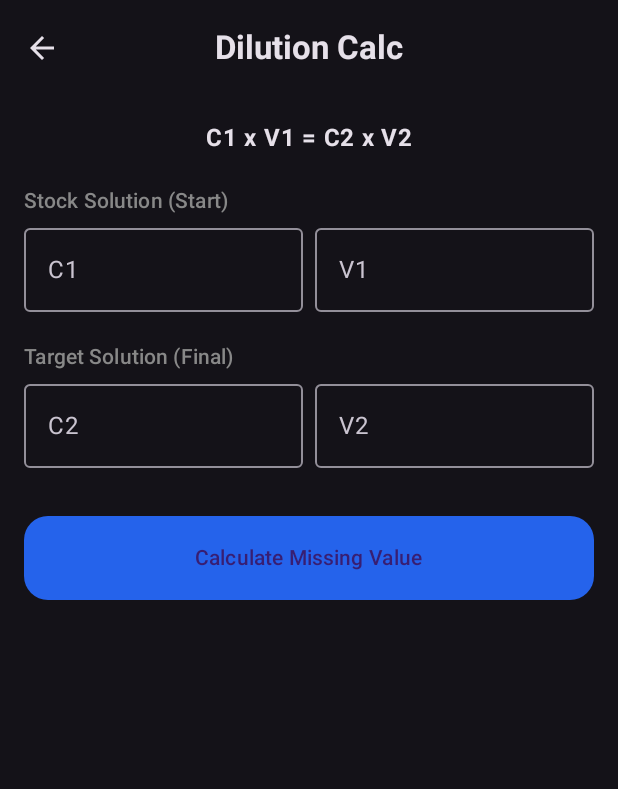
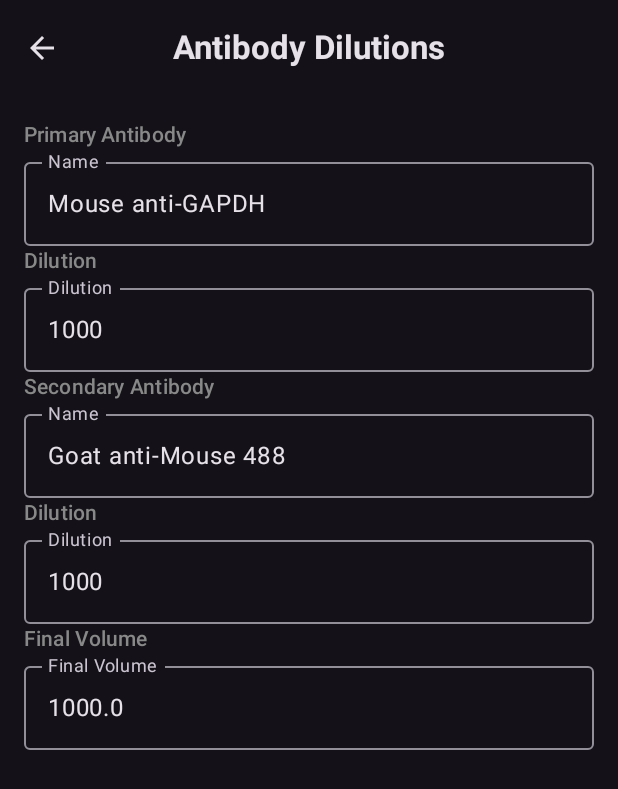
Before and after one commit to jak18015/labrats-android, an Android app built with Jetpack Compose: the screen it shows after launch (MainActivity), after a tap on "Antibody Dilution Calculator", on a phone screen of 412 x 824 dp. Shown: the top 789 px of the screen. Run offline under Robolectric (Android 15) with nearby library versions, the phone set to English and light mode, and no system bars.

Commit message:
antibody dilution screen initialization

```diff
--- a/app/src/main/java/com/example/biolab/LabAppNavigation.kt
+++ b/app/src/main/java/com/example/biolab/navigation/LabAppNavigation.kt
@@ -1,4 +1,4 @@
-package com.example.biolab
+package com.example.biolab.navigation
 
 import android.os.Build
 import androidx.annotation.RequiresApi
--- a/app/src/main/java/com/example/biolab/ui/screens/AntibodyScreen.kt
+++ b/app/src/main/java/com/example/biolab/ui/screens/AntibodyScreen.kt
@@ -1,8 +1,89 @@
 package com.example.biolab.ui.screens
 
+import androidx.compose.foundation.layout.Arrangement
+import androidx.compose.foundation.layout.Column
+import androidx.compose.foundation.layout.Row
+import androidx.compose.foundation.layout.padding
+import androidx.compose.foundation.text.KeyboardOptions
+import androidx.compose.material.icons.Icons
+import androidx.compose.material.icons.filled.ArrowBack
+import androidx.compose.material3.CenterAlignedTopAppBar
+import androidx.compose.material3.ExperimentalMaterial3Api
+import androidx.compose.material3.Icon
+import androidx.compose.material3.IconButton
+import androidx.compose.material3.MaterialTheme
+import androidx.compose.material3.OutlinedTextField
+import androidx.compose.material3.Scaffold
+import androidx.compose.material3.Text
 import androidx.compose.runtime.Composable
+import androidx.compose.ui.Modifier
+import androidx.compose.ui.graphics.Color
+import androidx.compose.ui.text.font.FontWeight
+import androidx.compose.ui.text.input.KeyboardType
+import androidx.compose.ui.unit.dp
 
+@OptIn(ExperimentalMaterial3Api::class)
 @Composable
 fun AntibodyScreen(onBack: () -> Unit) {
+    var primaryAntibody: String = "Mouse anti-GAPDH"
+    var primaryAntibodyDilution: Int = 1000
+    var secondaryAntibody: String = "Goat anti-Mouse 488"
+    var secondaryAntibodyDilution: Int = 1000
+    var finalVolume: Double = 1000.0
 
-}
+    Scaffold(
+        topBar = {
+            CenterAlignedTopAppBar(
+                title = { Text("Antibody Dilutions", fontWeight = FontWeight.Bold) },
+                navigationIcon = { IconButton(onClick = onBack) { Icon(Icons.Default.ArrowBack, "Back") } }
+            )
+        }
+    ) { padding ->
+        Column(modifier = Modifier.padding(padding).padding(16.dp)) {
+            Text("Primary Antibody", style = MaterialTheme.typography.labelLarge, color = Color.Gray)
+            Row(horizontalArrangement = Arrangement.spacedBy(8.dp)) {
+                OutlinedTextField(
+                    value = primaryAntibody,
+                    onValueChange = { primaryAntibody = it },
+                    label = { Text("Name") },
+                    modifier = Modifier.weight(1f),
+                    keyboardOptions = KeyboardOptions(keyboardType = KeyboardType.Text)
+                )
+            }
+            Text("Dilution", style = MaterialTheme.typography.labelLarge, color = Color.Gray)
+            Row(horizontalArrangement = Arrangement.spacedBy(8.dp)) {
+                OutlinedTextField(
+                    value = primaryAntibodyDilution.toString(),
+                    onValueChange = { primaryAntibodyDilution = it.toIntOrNull() ?: 0 },
+                    label = { Text("Dilution") },
+                    modifier = Modifier.weight(1f),
+                    keyboardOptions = KeyboardOptions(keyboardType = KeyboardType.Number)
+                )
+            }
+            Text("Secondary Antibody", style = MaterialTheme.typography.labelLarge, color = Color.Gray)
+            Row(horizontalArrangement = Arrangement.spacedBy(8.dp)) {
+                OutlinedTextField(
+                    value = secondaryAntibody,
+                    onValueChange = { secondaryAntibody = it },
+                    label = { Text("Name") },
+                    modifier = Modifier.weight(1f),
+                    keyboardOptions = KeyboardOptions(keyboardType = KeyboardType.Text)
+                )
+            }
+            Text("Dilution", style = MaterialTheme.typography.labelLarge, color = Color.Gray)
+            Row(horizontalArrangement = Arrangement.spacedBy(8.dp)) {
+                OutlinedTextField(
+                    value = secondaryAntibodyDilution.toString(),
+                    onValueChange = { secondaryAntibodyDilution = it.toIntOrNull() ?: 0 },
+                    label = { Text("Dilution") },
+                    modifier = Modifier.weight(1f),
+                    keyboardOptions = KeyboardOptions(keyboardType = KeyboardType.Number)
+                )
+            }
+            Text("Final Volume", style = MaterialTheme.typography.labelLarge, color = Color.Gray)
+            Row(horizontalArrangement = Arrangement.spacedBy(8.dp)) {
+                OutlinedTextField(value = finalVolume.toString(), onValueChange = { finalVolume = it.toDoubleOrNull() ?: 0.0 }, label = { Text("Final Volume") }, modifier = Modifier.weight(1f), keyboardOptions = KeyboardOptions(keyboardType = KeyboardType.Number))
+                }
+            }
+        }
+    }
--- a/app/src/main/java/com/example/biolab/ui/screens/HomeScreen.kt
+++ b/app/src/main/java/com/example/biolab/ui/screens/HomeScreen.kt
@@ -63,7 +63,7 @@ fun HomeScreen(navController: NavHostController) {
                 Color(0xFF262626),
                 Color(0xFF7C3AED)
             ) {
-                navController.navigate("dilution")
+                navController.navigate("antibody")
             }
         }
     }
```
Also changed, not shown: app/src/main/java/com/example/biolab/MainActivity.kt (+1 -8 lines).
